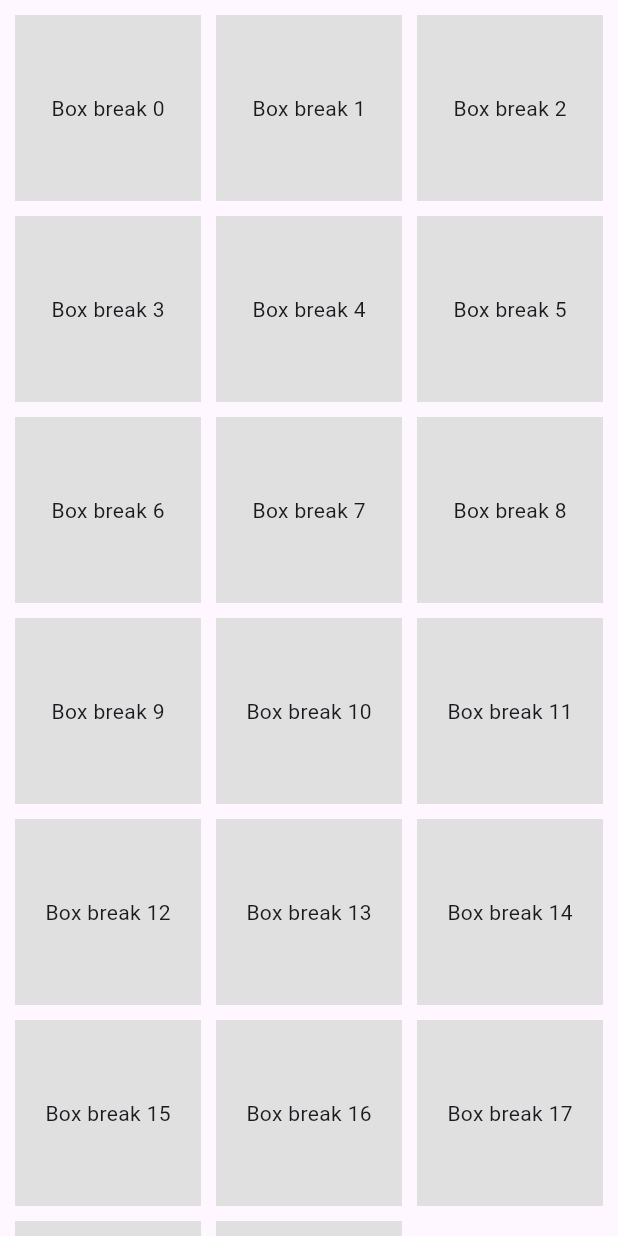
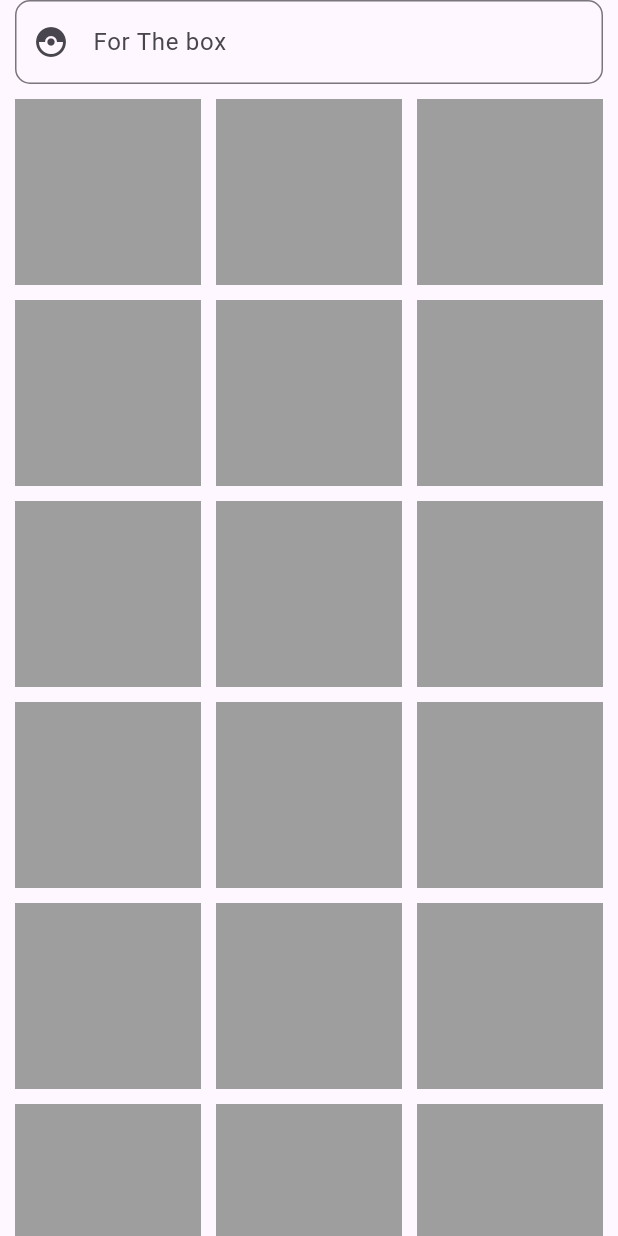
Before and after one commit to bloodaste/HIT-RATES-MONITORING, a Flutter app: the Boxbreak screen opened directly, on a phone screen of 412 x 824 dp. Run offline on Flutter 3.47's test engine with Material 3 defaults, Android fonts, the phone set to English and light mode, and no system bars; our stand-ins replace cloud_firestore, firebase_core, flutter_riverpod, riverpod_annotation; accounts and stored records are empty; generated files the repository leaves out were written again; network calls fail.

Commit message:
fixing ui

```diff
--- a/hitrate_app/lib/mainmain.dart
+++ b/hitrate_app/lib/mainmain.dart
@@ -21,7 +21,7 @@ class _MainmainState extends State<Mainmain> {
             children: [
               Image.network(
                 'https://encrypted-tbn0.gstatic.com/images?q=tbn:ANd9GcSm-oYO1SxQ4qXEnk9COdFoULed8aUXLcY8Jg&s',
-                fit: BoxFit.cover,
+                fit: BoxFit.contain,
                 scale: .2,
               ),
               const TabBar(
--- a/hitrate_app/lib/pages/boxbreak.dart
+++ b/hitrate_app/lib/pages/boxbreak.dart
@@ -1,5 +1,9 @@
+import 'package:cloud_firestore/cloud_firestore.dart';
 import 'package:flutter/material.dart';
 import 'package:hitrate_app/components/bbnames.dart';
+import 'package:hitrate_app/components/formfieldforbb.dart';
+import 'package:hitrate_app/firebase/boxbreak.dart';
+import 'package:hitrate_app/model/bbnames.dart';
 
 class Boxbreak extends StatefulWidget {
   const Boxbreak({super.key});
@@ -11,28 +15,50 @@ class Boxbreak extends StatefulWidget {
 class _BoxbreakState extends State<Boxbreak> {
   @override
   Widget build(BuildContext context) {
-    return GridView.builder(
-      padding: EdgeInsets.symmetric(horizontal: 10, vertical: 10),
+    return Scaffold(
+        body: SafeArea(
+            child: Column(
+      children: [
+        Padding(
+          padding: EdgeInsetsGeometry.symmetric(
+            horizontal: 10,
+          ),
+          child: TextFormField(
+            decoration: InputDecoration(
+                label: Text('For The box'),
+                prefixIcon: Icon(Icons.catching_pokemon),
+                border: OutlineInputBorder(
+                    borderRadius: BorderRadius.circular(10.0))),
+          ),
+        ),
+        SizedBox(
+          height: 10,
+        ),
+        Expanded(
+          child: GridView.builder(
+              itemCount: 30,
+              addAutomaticKeepAlives: false,
+              padding: EdgeInsets.symmetric(
+                horizontal: 10,
+              ),
               gridDelegate: SliverGridDelegateWithFixedCrossAxisCount(
                 crossAxisCount: 3,
                 crossAxisSpacing: 10,
                 mainAxisSpacing: 10,
               ),
-      itemCount: 20,
               itemBuilder: (BuildContext context, int index) {
                 return GestureDetector(
                   onTap: () {
                     Navigator.push(context,
-                MaterialPageRoute(builder: (context) => const Bbnames()));
+                        MaterialPageRoute(builder: (context) => Bbnames()));
                   },
                   child: Container(
-            color: Colors.grey[300],
-            child: Center(
-              child: Text('Box break $index'),
-            ),
+                    color: Colors.grey,
                   ),
                 );
-      },
-    );
+              }),
+        ),
+      ],
+    )));
   }
 }
--- a/hitrate_app/lib/pages/hitrates.dart
+++ b/hitrate_app/lib/pages/hitrates.dart
@@ -169,7 +169,7 @@ class _HitratesState extends ConsumerState<Hitrates> {
               child: GridView.builder(
                 padding: EdgeInsets.symmetric(horizontal: 10, vertical: 10),
                 gridDelegate: SliverGridDelegateWithFixedCrossAxisCount(
-                  crossAxisCount: 2,
+                  crossAxisCount: 3,
                   crossAxisSpacing: 10,
                   mainAxisSpacing: 10,
                 ),
--- a/hitrate_app/pubspec.yaml
+++ b/hitrate_app/pubspec.yaml
@@ -69,9 +69,9 @@ flutter:
   uses-material-design: true
 
   # To add assets to your application, add an assets section, like this:
-  # assets:
-  #   - images/a_dot_burr.jpeg
-  #   - images/a_dot_ham.jpeg
+  assets:
+    - images/
+
 
   # An image asset can refer to one or more resolution-specific "variants", see
   # https://flutter.dev/to/resolution-aware-images
```
Also changed, not shown: hitrate_app/lib/components/bbnames.dart (+116 -80 lines), hitrate_app/lib/components/formfieldforbb.dart (added, +43 -0 lines), hitrate_app/lib/firebase/boxbreak.dart (added, +13 -0 lines), hitrate_app/lib/model/bbnames.dart (added, +25 -0 lines), hitrate_app/images/close no background.png (added), hitrate_app/images/open.png (added), 1 other file. Lines whose indentation alone changed are shown as unchanged.
